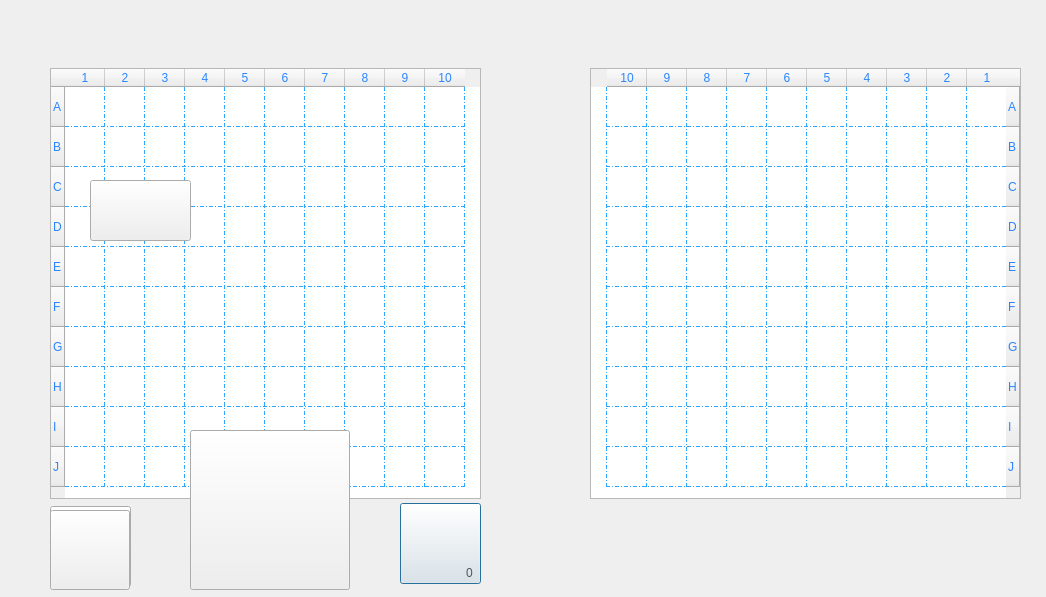
The window that dialoggameai.ui (pouya-prh/Battle_Ship) describes before a commit, drawn with Qt 5.
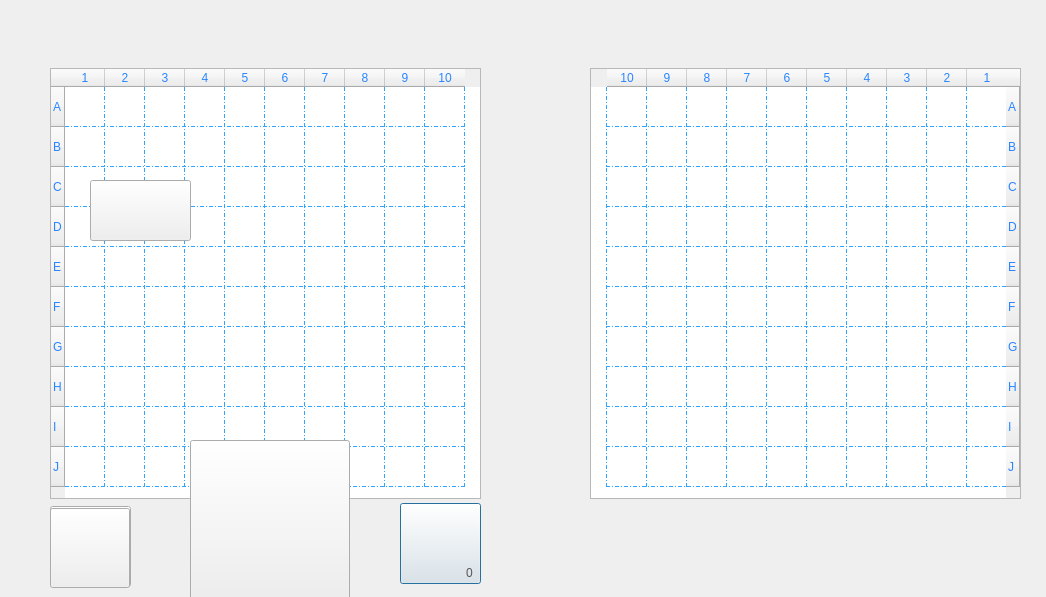
The same window after the commit. Icons and pictures are not drawn. Custom widgets are drawn as their Qt base class.

Diff of the .ui file:
```diff
--- a/dialoggameai.ui
+++ b/dialoggameai.ui
@@ -510,7 +510,7 @@
    <property name="geometry">
     <rect>
      <x>190</x>
-     <y>430</y>
+     <y>440</y>
      <width>160</width>
      <height>160</height>
     </rect>
@@ -527,7 +527,7 @@
    <property name="geometry">
     <rect>
      <x>50</x>
-     <y>510</y>
+     <y>508</y>
      <width>80</width>
      <height>80</height>
     </rect>
```
